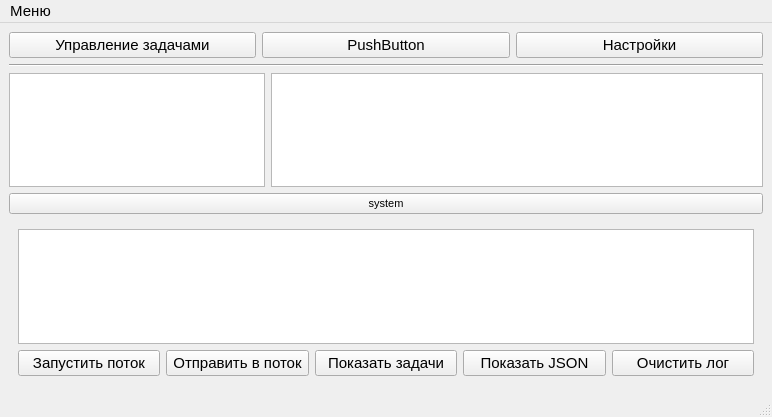
Old version of the form mainwindow.ui in the repository shurk4/BkUpper.
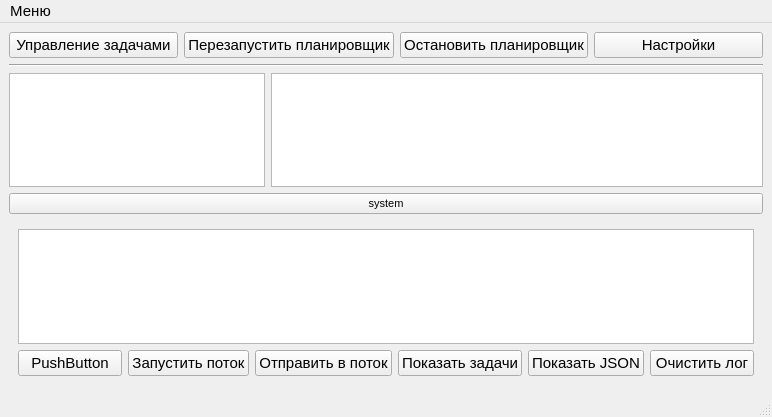
New version of the form.

Commit message: sheduler added - not complite

```diff
--- a/mainwindow.ui
+++ b/mainwindow.ui
@@ -30,9 +30,16 @@
        </widget>
       </item>
       <item>
-       <widget class="QPushButton" name="pushButton">
+       <widget class="QPushButton" name="pushButtonShedulerRestart">
         <property name="text">
-         <string>PushButton</string>
+         <string>Перезапустить планировщик</string>
+        </property>
+       </widget>
+      </item>
+      <item>
+       <widget class="QPushButton" name="pushButtonShedulerStop">
+        <property name="text">
+         <string>Остановить планировщик</string>
         </property>
        </widget>
       </item>
@@ -89,6 +96,13 @@
        </item>
        <item>
         <layout class="QHBoxLayout" name="horizontalLayout_3">
+         <item>
+          <widget class="QPushButton" name="pushButton">
+           <property name="text">
+            <string>PushButton</string>
+           </property>
+          </widget>
+         </item>
          <item>
           <widget class="QPushButton" name="pushButtonRunThread">
            <property name="text">
```
The commit also changes 10 other files.
